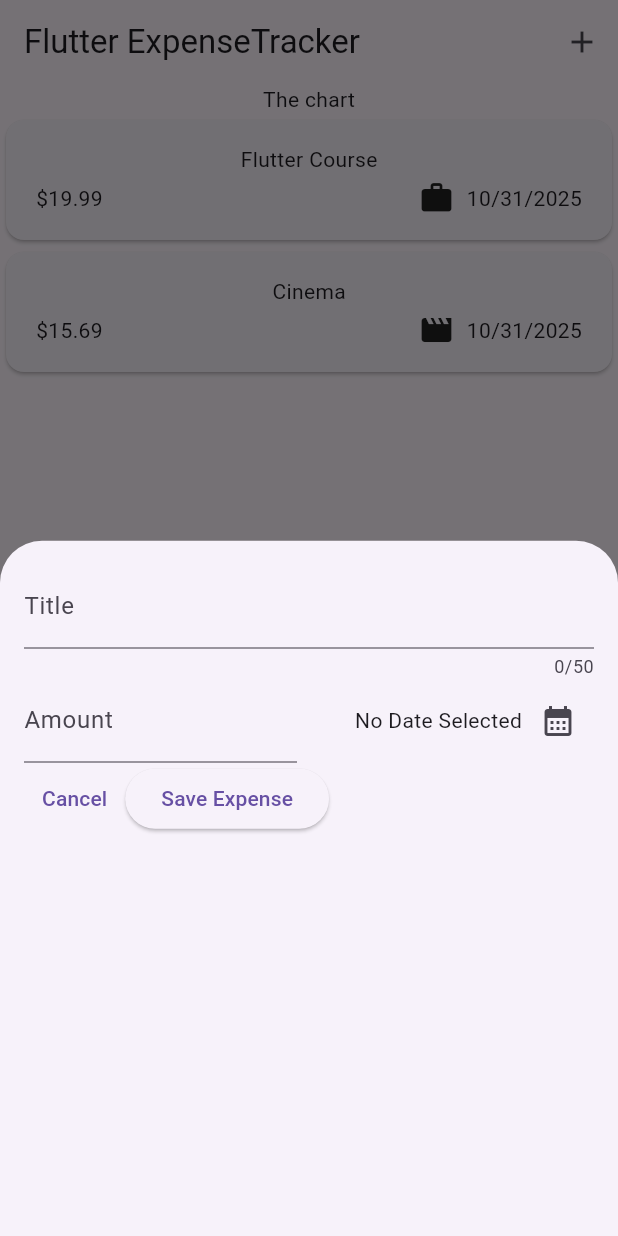
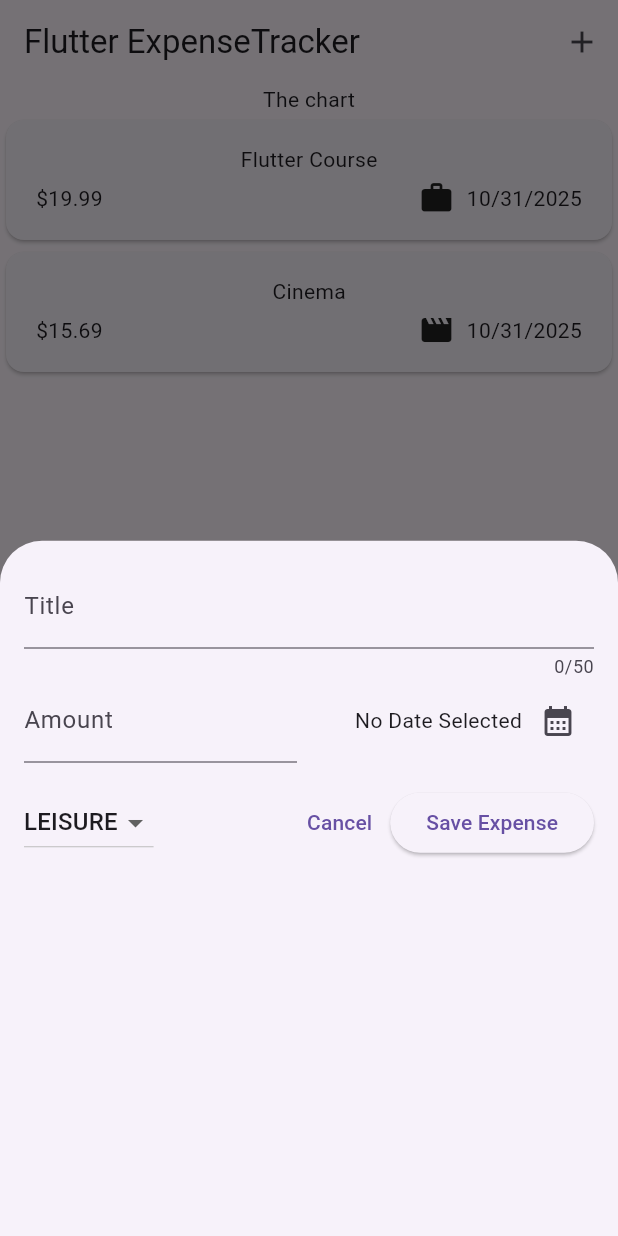
Before and after one commit to Ali-Faal9573/Expense-App, a Flutter app: the screen it shows after launch, after a tap on the "add" icon, on a phone screen of 412 x 824 dp. Run offline on Flutter 3.47's test engine with Material 3 defaults, Android fonts, the phone set to English and light mode, and no system bars.

Commit message:
add drop down button for show expenses category

```diff
--- a/lib/widgets/new_expense.dart
+++ b/lib/widgets/new_expense.dart
@@ -14,6 +14,7 @@ class _NewExpensesState extends State<NewExpense> {
   final _titleController = TextEditingController();
   final _amountController = TextEditingController();
   DateTime? _selectedDate;
+  Category _selectedCategory = Category.leisure;
 
   void _presentDatePicker() async {
     final now = DateTime.now();
@@ -79,8 +80,29 @@ class _NewExpensesState extends State<NewExpense> {
               ),
             ],
           ),
+          SizedBox(height: 16),
           Row(
             children: [
+              DropdownButton(
+                value: _selectedCategory,
+                items: Category.values
+                    .map(
+                      (category) => DropdownMenuItem(
+                        value: category,
+                        child: Text(category.name.toUpperCase()),
+                      ),
+                    )
+                    .toList(),
+                onChanged: (value) {
+                  if (value == null) {
+                    return;
+                  }
+                  setState(() {
+                    _selectedCategory = value;
+                  });
+                },
+              ),
+              const Spacer(),
               TextButton(
                 onPressed: () {
                   Navigator.pop(context);
```
